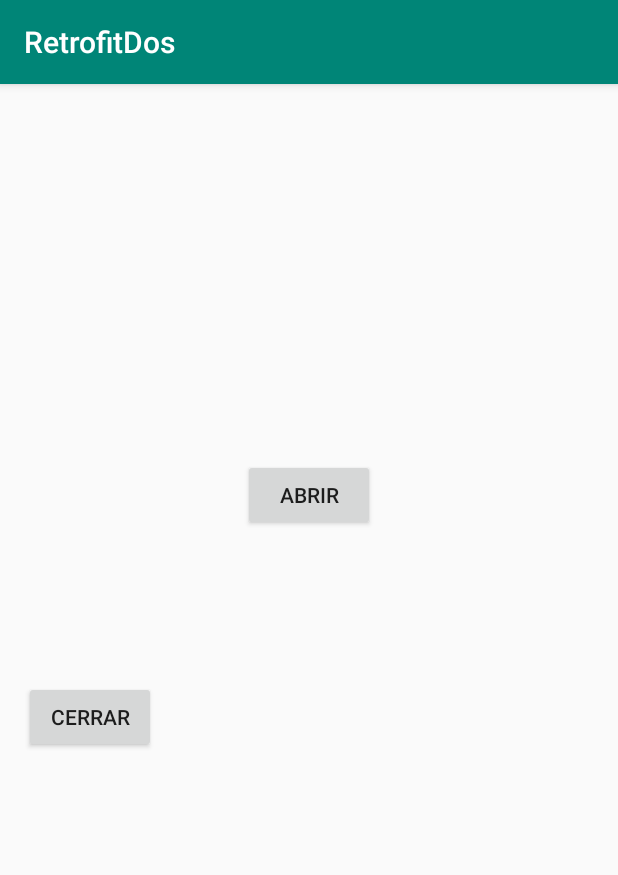
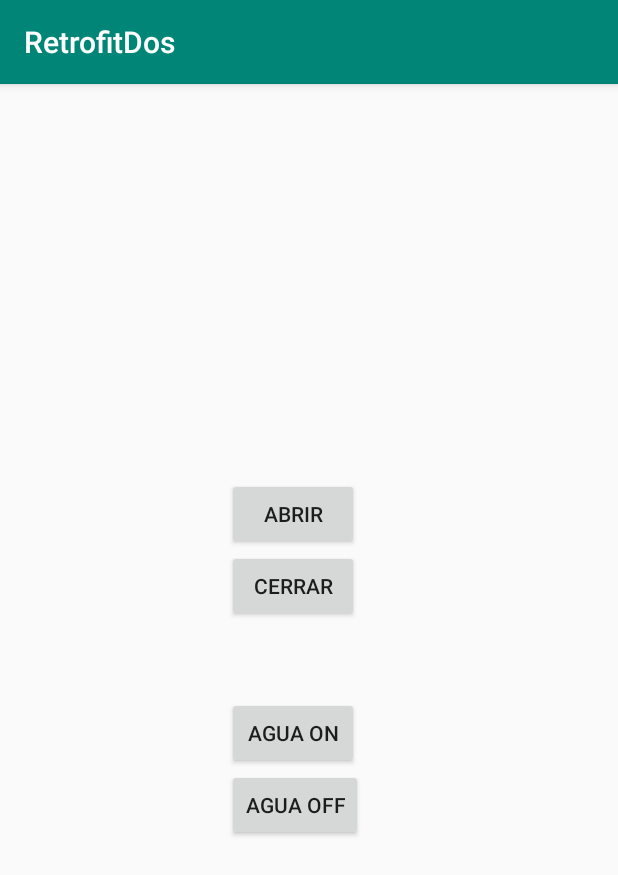
Before and after one commit to IntegradoraDispensador/Dispensador, an Android app: the screen it shows after launch (MainActivity), on a phone screen of 412 x 824 dp. Shown: the top 875 px of the screen. Run offline under Robolectric (Android 15) with nearby library versions, the phone set to English and light mode, and no system bars.

Commit message:
4 botones android

```diff
--- a/AndroidDos/RetrofitDos/app/src/main/res/layout/activity_main.xml
+++ b/AndroidDos/RetrofitDos/app/src/main/res/layout/activity_main.xml
@@ -1,34 +1,42 @@
 <?xml version="1.0" encoding="utf-8"?>
-<LinearLayout xmlns:android="http://schemas.android.com/apk/res/android"
+<RelativeLayout xmlns:android="http://schemas.android.com/apk/res/android"
     android:layout_width="match_parent"
     android:layout_height="match_parent"
+    android:gravity="center"
     xmlns:app="http://schemas.android.com/apk/res-auto"
     android:paddingLeft="16dp"
     android:paddingRight="16dp"
     android:orientation="vertical">
 
+
         <Button
             android:id="@+id/boton"
             android:layout_width="wrap_content"
             android:layout_height="wrap_content"
-        android:text="Abrir"
-        android:layout_marginTop="250dp"
-        android:layout_gravity="center_horizontal"
-        />
+            android:layout_gravity="center"
+            android:text="Abrir" />
 
         <Button
             android:id="@+id/botonDos"
             android:layout_width="wrap_content"
             android:layout_height="wrap_content"
             android:text="Cerrar"
-        android:layout_marginTop="100dp"
-        android:layout_gravity="center_vertical"
+            android:layout_below="@+id/boton"
             />
+        <Button
+            android:id="@+id/button"
+            android:layout_width="wrap_content"
+            android:layout_height="wrap_content"
+            android:text="Agua On"
+            android:layout_below="@+id/botonDos"
+            android:layout_marginTop="50dp"/>
 
-
-
-
-
+        <Button
+            android:id="@+id/button2"
+            android:layout_width="wrap_content"
+            android:layout_height="wrap_content"
+            android:text="Agua Off"
+            android:layout_below="@+id/button"/>
 
     <androidx.core.widget.NestedScrollView
         android:layout_width="109dp"
@@ -41,11 +49,13 @@
             app:layout_constraintBottom_toBottomOf="@+id/boton"
             app:layout_constraintLeft_toLeftOf="parent"
             app:layout_constraintRight_toRightOf="parent"
-            app:layout_constraintTop_toTopOf="parent" />
+            app:layout_constraintTop_toTopOf="parent"
+
+            />
 
 
 
     </androidx.core.widget.NestedScrollView>
 
 
-</LinearLayout>
+</RelativeLayout>
```
Also changed, not shown: AndroidDos/RetrofitDos/app/src/main/java/com/example/retrofitdos/MainActivity.java (+83 -1 lines), 2 other files. Lines whose indentation alone changed are shown as unchanged.
